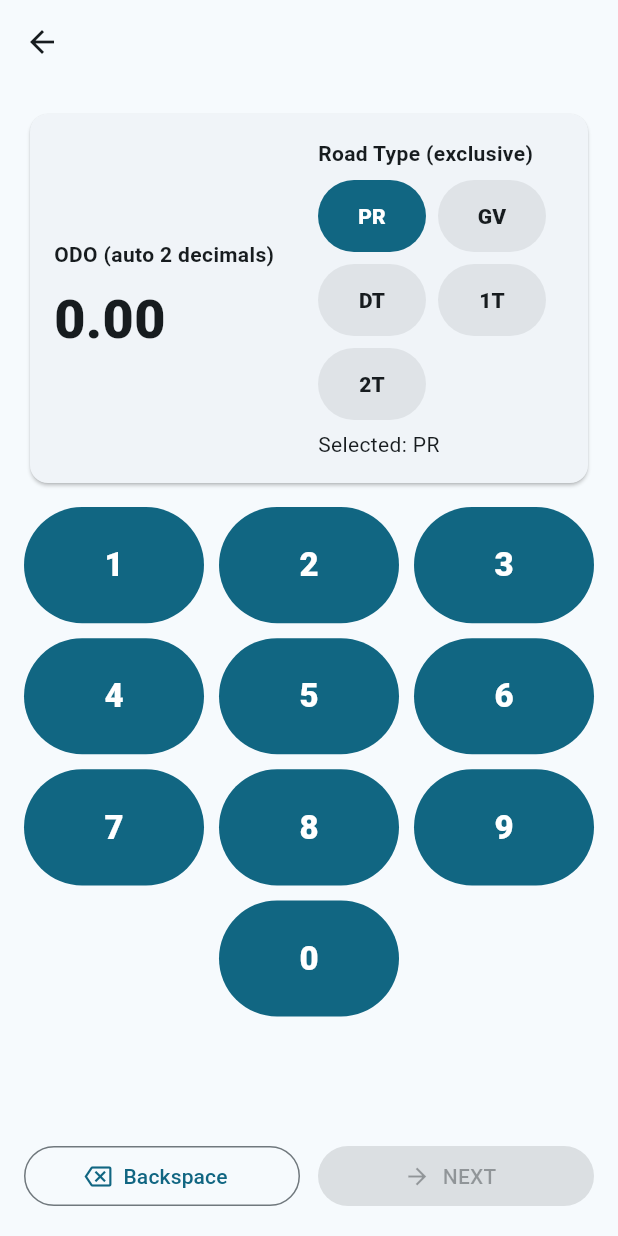
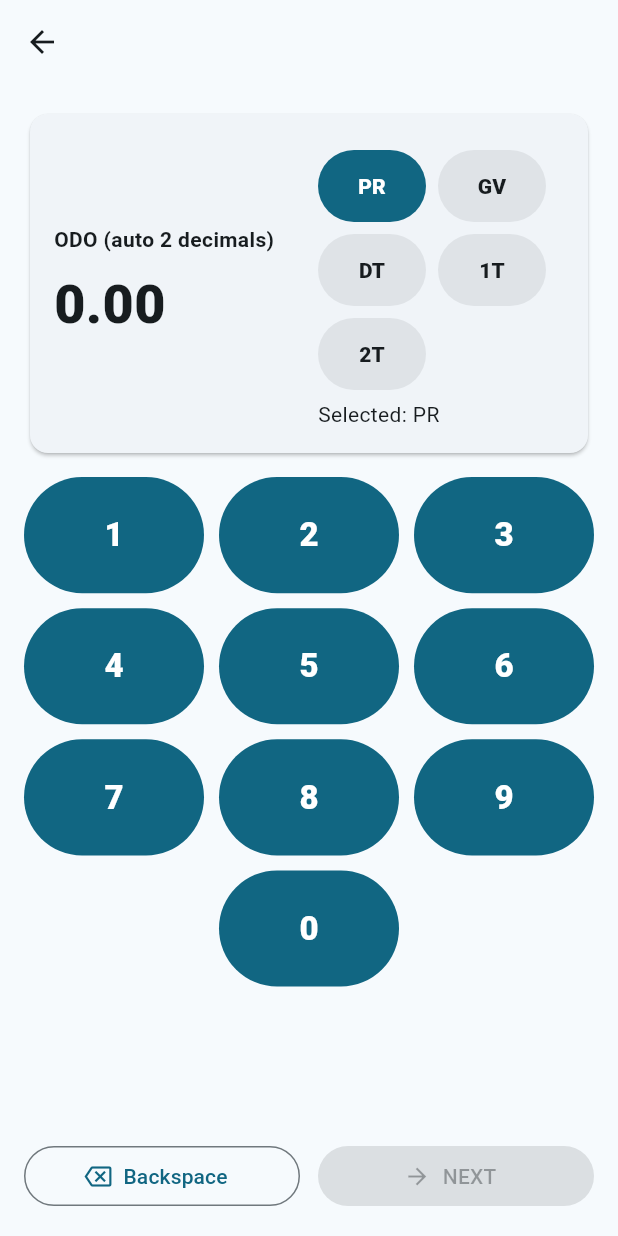
Before and after one commit to JimGLDS/RC03, a Flutter app: the Screen1 screen opened directly with empty values, on a phone screen of 412 x 824 dp. Run offline on Flutter 3.47's test engine with Material 3 defaults, Android fonts, the phone set to English and light mode, and no system bars; our stand-ins replace pdf, shared_preferences; missing offline and left inert: dart:html; accounts and stored records are empty.

Commit message:
Screen1: remove road type label

```diff
--- a/lib/screens/wizard/screen1.dart
+++ b/lib/screens/wizard/screen1.dart
@@ -116,8 +116,7 @@ class _Screen1State extends State<Screen1> {
                       child: Column(
                         crossAxisAlignment: CrossAxisAlignment.start,
                         children: [
-                          const Text('Road Type (exclusive)', style: TextStyle(fontWeight: FontWeight.w700)),
-                          const SizedBox(height: 8),
+const SizedBox(height: 8),
                           Wrap(
                             spacing: 8,
                             runSpacing: 8,
```
